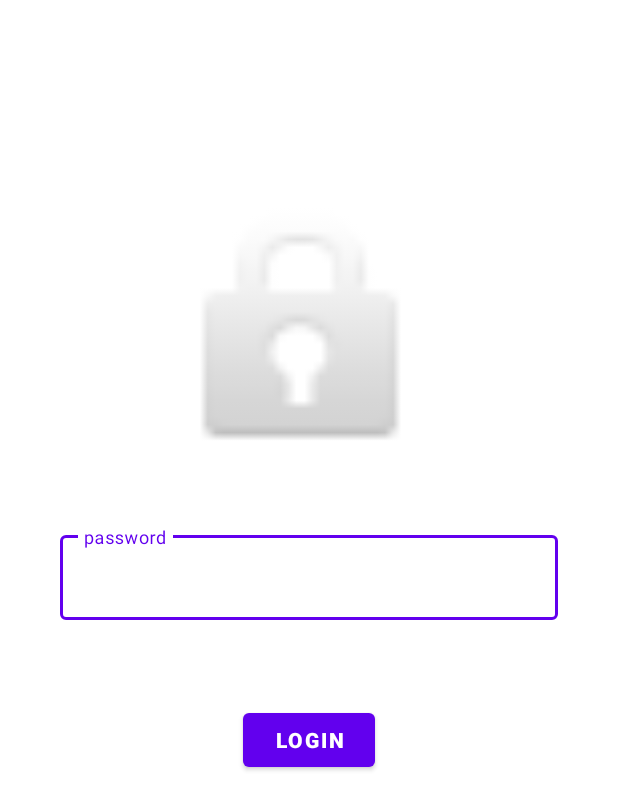
After one commit to kksomi/PWManager, an Android app: the layout activity_login.xml on its own in the app's theme, with its tools: preview values and no code run, on a phone screen of 412 x 824 dp. The commit adds this screen. Shown: the top 810 px of the screen. Run offline under Robolectric (Android 15) with nearby library versions, the phone set to English and light mode, and no system bars.

Commit message:
Login Page

```diff
--- a/app/src/main/AndroidManifest.xml
+++ b/app/src/main/AndroidManifest.xml
@@ -9,18 +9,20 @@
         android:roundIcon="@mipmap/ic_launcher_round"
         android:supportsRtl="true"
         android:theme="@style/Theme.PWManager">
-        <activity android:name=".SettingNoticeActivity"></activity>
+        <activity android:name=".LoginActivity">
+            <intent-filter>
+                <action android:name="android.intent.action.MAIN" />
+
+                <category android:name="android.intent.category.LAUNCHER" />
+            </intent-filter>
+        </activity>
+        <activity android:name=".SettingNoticeActivity" />
         <activity android:name=".SettingDoubleLockActivity" />
         <activity android:name=".SettingThemeActivity" />
         <activity android:name=".SettingMasterActivity" />
         <activity android:name=".PopUpActivity" />
         <activity android:name=".PassInfo"></activity>
         <activity android:name=".MainActivity">
-            <intent-filter>
-                <action android:name="android.intent.action.MAIN" />
-
-                <category android:name="android.intent.category.LAUNCHER" />
-            </intent-filter>
         </activity>
     </application>
 
--- /dev/null
+++ b/app/src/main/java/com/example/pwmanager/LoginActivity.java
@@ -0,0 +1,31 @@
+package com.example.pwmanager;
+
+import androidx.appcompat.app.AppCompatActivity;
+
+import android.app.Activity;
+import android.content.Intent;
+import android.os.Bundle;
+import android.view.View;
+import android.widget.Button;
+
+public class LoginActivity extends AppCompatActivity {
+
+    private Button btn_login;
+
+    @Override
+    protected void onCreate(Bundle savedInstanceState) {
+        super.onCreate(savedInstanceState);
+        setContentView(R.layout.activity_login);
+
+        btn_login = findViewById(R.id.btn_login);
+
+        btn_login.setOnClickListener(new View.OnClickListener() {
+            @Override
+            public void onClick(View v) {
+                Intent intent = new Intent(v.getContext(), MainActivity.class);
+                startActivity(intent);
+            }
+        });
+
+    }
+}
--- /dev/null
+++ b/app/src/main/res/layout/activity_login.xml
@@ -0,0 +1,57 @@
+<?xml version="1.0" encoding="utf-8"?>
+<androidx.constraintlayout.widget.ConstraintLayout xmlns:android="http://schemas.android.com/apk/res/android"
+    xmlns:app="http://schemas.android.com/apk/res-auto"
+    xmlns:tools="http://schemas.android.com/tools"
+    android:layout_width="match_parent"
+    android:layout_height="match_parent"
+    tools:context=".LoginActivity">
+
+    <com.google.android.material.textfield.TextInputLayout
+        android:id="@+id/textInputLayout"
+        style="@style/Widget.MaterialComponents.TextInputLayout.OutlinedBox"
+        android:layout_width="0dp"
+        android:layout_height="wrap_content"
+        android:layout_marginLeft="40dp"
+        android:layout_marginRight="40dp"
+        android:layout_marginBottom="60dp"
+        android:hint="password"
+        app:layout_constraintBottom_toBottomOf="parent"
+        app:layout_constraintLeft_toLeftOf="parent"
+        app:layout_constraintRight_toRightOf="parent"
+        app:layout_constraintTop_toTopOf="parent"
+        app:layout_constraintVertical_bias="0.50">
+
+        <com.google.android.material.textfield.TextInputEditText
+            android:id="@+id/edit_pwd"
+            android:layout_width="match_parent"
+            android:layout_height="wrap_content"
+            android:inputType="textPassword" />
+    </com.google.android.material.textfield.TextInputLayout>
+
+    <ImageView
+        android:id="@+id/imageView"
+        android:layout_width="246dp"
+        android:layout_height="204dp"
+        android:layout_marginBottom="28dp"
+        app:layout_constraintBottom_toTopOf="@+id/textInputLayout"
+        app:layout_constraintEnd_toEndOf="parent"
+        app:layout_constraintHorizontal_bias="0.496"
+        app:layout_constraintStart_toStartOf="parent"
+        app:srcCompat="@android:drawable/ic_lock_idle_lock" />
+
+    <Button
+        android:id="@+id/btn_login"
+        android:layout_width="wrap_content"
+        android:layout_height="wrap_content"
+        android:layout_marginTop="10dp"
+        android:text="Login"
+        android:textStyle="bold"
+        app:layout_constraintBottom_toBottomOf="parent"
+        app:layout_constraintLeft_toLeftOf="parent"
+        app:layout_constraintRight_toRightOf="parent"
+        app:layout_constraintTop_toTopOf="parent"
+        app:layout_constraintVertical_bias="0.60">
+
+    </Button>
+
+</androidx.constraintlayout.widget.ConstraintLayout>
--- a/app/src/main/res/layout/activity_setting_theme.xml
+++ b/app/src/main/res/layout/activity_setting_theme.xml
@@ -36,13 +36,14 @@
                 android:id="@+id/radioButton"
                 android:layout_width="match_parent"
                 android:layout_height="wrap_content"
-                android:text="화이트 테마" />
+                android:checked="true"
+                android:text="라이트 모드" />
 
             <RadioButton
                 android:id="@+id/radioButton2"
                 android:layout_width="match_parent"
                 android:layout_height="wrap_content"
-                android:text="다크 테마" />
+                android:text="다크 모드" />
         </RadioGroup>
 
     </LinearLayout>
```
